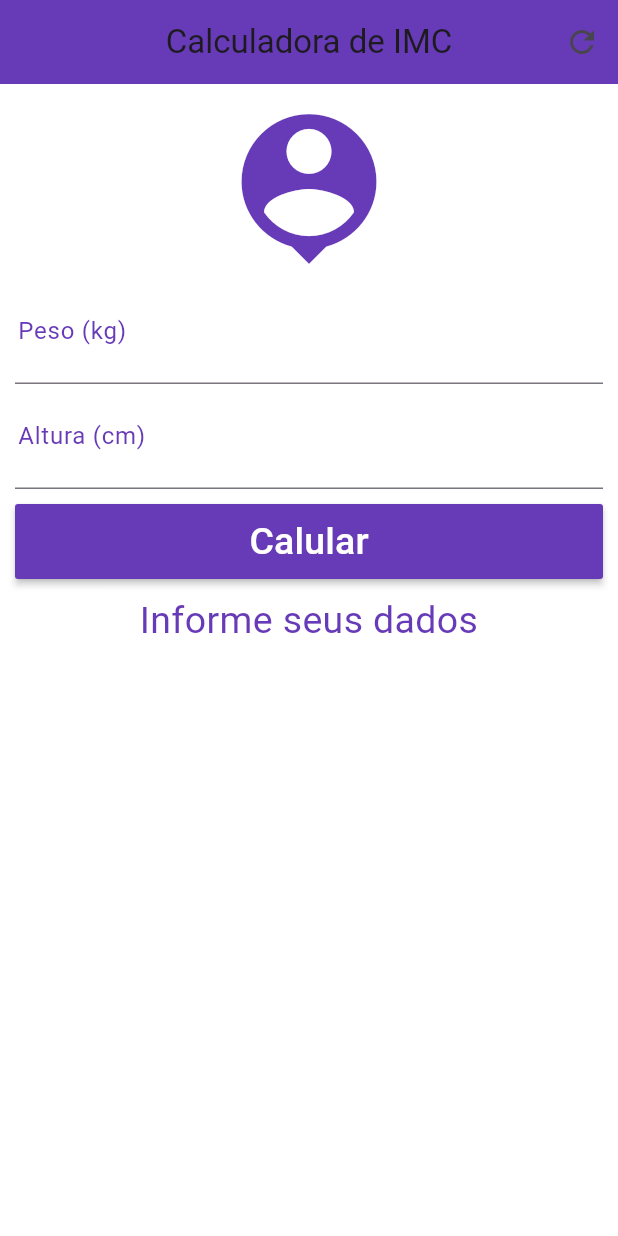
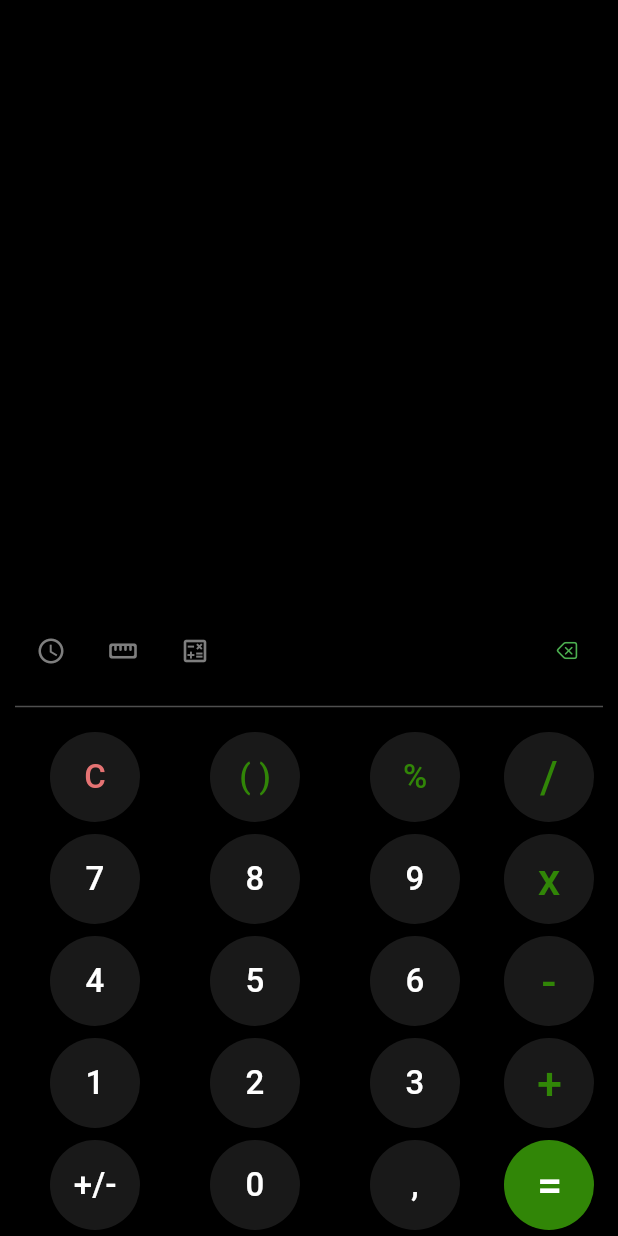
Before and after one commit to aplicativoibuild/calculadora_cientifica, a Flutter app: the screen it shows after launch, on a phone screen of 412 x 824 dp. Run offline on Flutter 3.47's test engine with Material 3 defaults, Android fonts, the phone set to English and light mode, and no system bars; our stand-ins replace math_expressions.

Commit message:
initial2

```diff
--- a/lib/main.dart
+++ b/lib/main.dart
@@ -1,153 +1,18 @@
+import 'package:calculadora/screen/calculadora.dart';
 import 'package:flutter/material.dart';
 
 void main() {
-  runApp(MaterialApp(
-    home: Home(),
-  ));
+  runApp(const MyApp());
 }
 
-class Home extends StatefulWidget {
-  @override
-  _HomeState createState() => _HomeState();
-}
+class MyApp extends StatelessWidget {
+  const MyApp({super.key});
 
-class _HomeState extends State<Home> {
-  TextEditingController weightController = TextEditingController();
-  TextEditingController heightController = TextEditingController();
-
-  GlobalKey<FormState> _formKey = GlobalKey<FormState>();
-
-  String _textInfo = 'Informe seus dados';
-
-  void _resetField() {
-    weightController.text = '';
-    heightController.text = '';
-    setState(() {
-      _textInfo = "Informe seus dados";
-      _formKey = GlobalKey<FormState>();
-    });
-  }
-
-  void _calculate() {
-    setState(() {
-      double weight = double.parse(weightController.text);
-      double height = double.parse(heightController.text) / 100;
-      double imc = weight / (height * height);
-
-      if (imc < 18.6) {
-        _textInfo =
-            "IMC: ${imc.toStringAsPrecision(3)} \n Você está baixo do Peso";
-      } else if (imc > 18.6 && imc < 24.9) {
-        _textInfo =
-            "IMC: ${imc.toStringAsPrecision(3)} \n Você está no seu Peso Ideal";
-      } else if (imc > 24.9 && imc < 29.9) {
-        _textInfo =
-            "IMC: ${imc.toStringAsPrecision(3)} \n Você está Levemente acima do Peso";
-      } else if (imc > 29.9 && imc < 34.9) {
-        _textInfo =
-            "IMC: ${imc.toStringAsPrecision(3)} \n Você está com Obesidade grau 1";
-      } else if (imc > 34.9 && imc < 39.9) {
-        _textInfo =
-            "IMC: ${imc.toStringAsPrecision(3)} \n Você está com Obesidade grau 2";
-      } else if (imc > 39.9) {
-        _textInfo =
-            "IMC: ${imc.toStringAsPrecision(3)} \n Você está com Obesidade grau 3";
-      }
-    });
-  }
-
+  // This widget is the root of your application.
   @override
   Widget build(BuildContext context) {
-    return Scaffold(
-        appBar: AppBar(
-          title: Text("Calculadora de IMC"),
-          centerTitle: true,
-          backgroundColor: Colors.deepPurple,
-          actions: <Widget>[
-            IconButton(
-              icon: Icon(Icons.refresh),
-              onPressed: _resetField,
-            )
-          ],
-        ),
-        backgroundColor: Colors.white,
-        body: SingleChildScrollView(
-          padding: EdgeInsets.all(10),
-          child: Form(
-            key: _formKey,
-            child: Column(
-              crossAxisAlignment: CrossAxisAlignment.stretch,
-              children: <Widget>[
-                Icon(
-                  Icons.person_pin,
-                  size: 120,
-                  color: Colors.deepPurple,
-                ),
-                TextFormField(
-                  keyboardType: TextInputType.number,
-                  decoration: InputDecoration(
-                    labelText: "Peso (kg) ",
-                    labelStyle: TextStyle(color: Colors.deepPurple),
-                  ),
-                  textAlign: TextAlign.center,
-                  style: TextStyle(color: Colors.deepPurple, fontSize: 25),
-                  controller: weightController,
-                  validator: (value) {
-                    if (value.isEmpty) {
-                      return "Insira seu peso!";
-                    }
-                  },
-                ),
-                TextFormField(
-                  keyboardType: TextInputType.number,
-                  decoration: InputDecoration(
-                    labelText: "Altura (cm) ",
-                    labelStyle: TextStyle(color: Colors.deepPurple),
-                  ),
-                  textAlign: TextAlign.center,
-                  style: TextStyle(color: Colors.deepPurple, fontSize: 25),
-                  controller: heightController,
-                  validator: (value) {
-                    if (value.isEmpty) {
-                      return "Insira sua altura!";
-                    }
-                  },
-                ),
-                Padding(
-                  padding: EdgeInsets.only(
-                    top: 10.0,
-                    bottom: 10.0,
-                  ),
-                  child: Container(
-                    height: 50,
-                    child: RaisedButton(
-                      onPressed: () {
-                        if (_formKey.currentState.validate()) {
-                          _calculate();
-                        }
-                      },
-                      child: Text(
-                        "Calular",
-                        style: TextStyle(
-                          color: Colors.white,
-                          fontSize: 25,
-                        ),
-                      ),
-                      color: Colors.deepPurple,
-                    ),
-                  ),
-                ),
-                Text(
-                  _textInfo,
-                  textAlign: TextAlign.center,
-                  style: TextStyle(
-                    color: Colors.deepPurple,
-                    fontSize: 25,
-                  ),
-                ),
-              ],
-            ),
-          ),
-        ));
+    return MaterialApp(
+      home: const Calculadora(),
+    );
   }
 }
--- /dev/null
+++ b/lib/screen/calculadora.dart
@@ -0,0 +1,233 @@
+import 'package:calculadora/utils/colors.dart';
+import 'package:flutter/cupertino.dart';
+import 'package:flutter/material.dart';
+import 'package:math_expressions/math_expressions.dart';
+
+class Calculadora extends StatefulWidget {
+  const Calculadora({super.key});
+
+  @override
+  State<Calculadora> createState() => _CalculadoraState();
+}
+
+class _CalculadoraState extends State<Calculadora> {
+  double num1 = 0.0;
+  double num2 = 0.0;
+
+  var input = '';
+  var output = '';
+  var operation = '';
+  bool hideInput = false;
+
+  onButtonClick(value) {
+    if (value == 'C') {
+      input = '';
+      output = '';
+      operation = '';
+    }else if(value == '='){
+      if(input.isNotEmpty){
+        var auxInput = input;
+        auxInput = input.replaceAll('x', '*');
+        Parser p = Parser();
+        Expression expression = p.parse(auxInput);
+        ContextModel cm = ContextModel();
+        var finalValue = expression.evaluate(EvaluationType.REAL, cm);
+        output = finalValue.toString();
+
+        if (output.endsWith('.0')) {
+          output = output.substring(0, output.length - 2);
+        }
+        input = output;
+        hideInput = true;
+      }
+    }else{
+      input += value;
+      hideInput = false;
+    }
+    setState(() {
+
+    });
+  }
+
+  @override
+  Widget build(BuildContext context) {
+    return SafeArea(
+      child: Scaffold(
+          backgroundColor: Colors.black,
+          body: Column(
+            children: [
+              Expanded(
+                  child: Container(
+                width: double.infinity,
+                padding: EdgeInsets.all(12),
+                child: Column(
+                  mainAxisAlignment: MainAxisAlignment.spaceAround,
+                  crossAxisAlignment: CrossAxisAlignment.end,
+                  children: [
+                    Text(
+                      input,
+                      style: TextStyle(fontSize: 40, color: hideInput ? primayColor : Colors.white),
+                    ),
+                    Text(
+                      output,
+                      style: TextStyle(fontSize: 25, color: Colors.grey),
+                    )
+                  ],
+                ),
+              )),
+
+              // LINHA DE ICONS
+              Container(
+                margin: EdgeInsets.symmetric(horizontal: 10),
+                child: Row(
+                  mainAxisAlignment: MainAxisAlignment.spaceBetween,
+                  children: [
+                    Container(
+                      width: 200,
+                      child: Row(
+                        children: [
+                          IconButton(
+                              onPressed: () {},
+                              icon: Icon(
+                                Icons.query_builder,
+                                color: Colors.grey.withOpacity(0.8),
+                                size: 20,
+                              )),
+                          IconButton(
+                              onPressed: () {},
+                              icon: Icon(
+                                Icons.straighten_rounded,
+                                color: Colors.grey.withOpacity(0.8),
+                                size: 20,
+                              )),
+                          IconButton(
+                              onPressed: () {},
+                              icon: Icon(
+                                Icons.calculate_outlined,
+                                color: Colors.grey.withOpacity(0.8),
+                                size: 20,
+                              )),
+                        ],
+                      ),
+                    ),
+                    IconButton(
+                        onPressed: () {
+                          if (input.isNotEmpty) {
+                            input = input.substring(0, input.length - 1);
+                            setState(() {
+
+                            });
+                          }
+                        },
+                        icon: Icon(
+                          CupertinoIcons.delete_left,
+                          color: Colors.green,
+                          size: 15,
+                        )),
+                  ],
+                ),
+              ),
+
+              // LINHA DE DIVISÃO
+              Container(
+                  margin: EdgeInsets.symmetric(horizontal: 10, vertical: 5),
+                  child: Divider(
+                    color: Colors.grey.withOpacity(0.5),
+                  )),
+
+              // Buttons
+              Container(
+                margin: EdgeInsets.symmetric(horizontal: 10),
+                child: Row(
+                  children: [
+                    Expanded(
+                      child: Container(
+                        child: Column(
+                          children: [
+                            Row(
+                              children: [
+                                Expanded(
+                                    child: button(
+                                        text: 'C',
+                                        tColor: Colors.red.shade300)),
+                                Expanded(
+                                    child: button(
+                                        text: '( )', tColor: primayColor)),
+                                Expanded(
+                                    child:
+                                        button(text: '%', tColor: primayColor)),
+                              ],
+                            ),
+                            Row(
+                              children: [
+                                Expanded(child: button(text: '7')),
+                                Expanded(child: button(text: '8')),
+                                Expanded(child: button(text: '9')),
+                              ],
+                            ),
+                            Row(
+                              children: [
+                                Expanded(child: button(text: '4')),
+                                Expanded(child: button(text: '5')),
+                                Expanded(child: button(text: '6')),
+                              ],
+                            ),
+                            Row(
+                              children: [
+                                Expanded(child: button(text: '1')),
+                                Expanded(child: button(text: '2')),
+                                Expanded(child: button(text: '3')),
+                              ],
+                            ),
+                            Row(
+                              children: [
+                                Expanded(child: button(text: '+/-')),
+                                Expanded(child: button(text: '0')),
+                                Expanded(child: button(text: ',')),
+                              ],
+                            ),
+                          ],
+                        ),
+                      ),
+                    ),
+                    Container(
+                      child: Column(
+                        children: [
+                          button(text: '/', tColor: primayColor, bsize: 30),
+                          button(text: 'x', tColor: primayColor, bsize: 30),
+                          button(text: '-', tColor: primayColor, bsize: 30),
+                          button(text: '+', tColor: primayColor, bsize: 30),
+                          button(text: '=', bckColor: primayColor, bsize: 30),
+                        ],
+                      ),
+                    )
+                  ],
+                ),
+              ),
+            ],
+          )),
+    );
+  }
+
+  Widget button(
+    {text,
+    tColor = Colors.white,
+    bckColor = buttonBckColor,
+    double bsize = 22}) {
+  return Container(
+    margin: EdgeInsets.all(4),
+    child: ElevatedButton(
+      style: ElevatedButton.styleFrom(
+          fixedSize: Size(60, 60),
+          shape: CircleBorder(),
+          backgroundColor: bckColor),
+      onPressed: () => onButtonClick(text),
+      child: Text(
+        text,
+        style: TextStyle(fontSize: bsize, color: tColor),
+      ),
+    ),
+  );
+}
+
+}
--- /dev/null
+++ b/lib/utils/colors.dart
@@ -0,0 +1,4 @@
+import 'package:flutter/material.dart';
+
+const primayColor = Color(0xff318607);
+const buttonBckColor = Color(0xff191919);
```
Also changed, not shown: analysis_options.yaml (added, +29 -0 lines), pubspec.yaml (+27 -8 lines), pubspec.lock, 106 other files.
